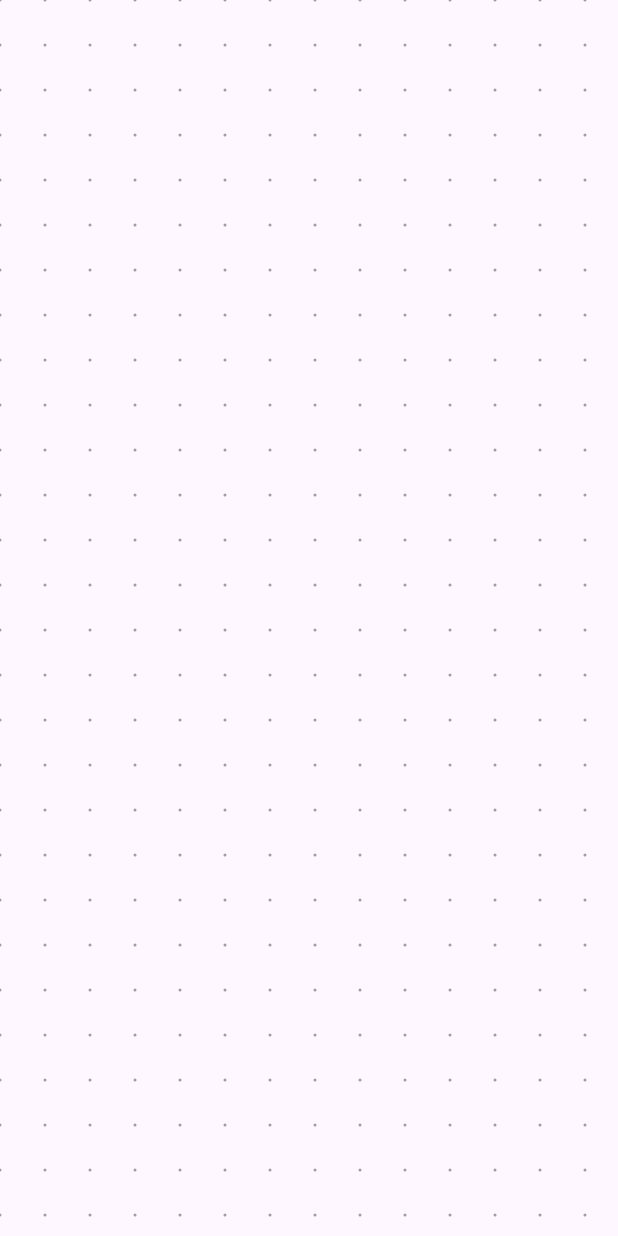
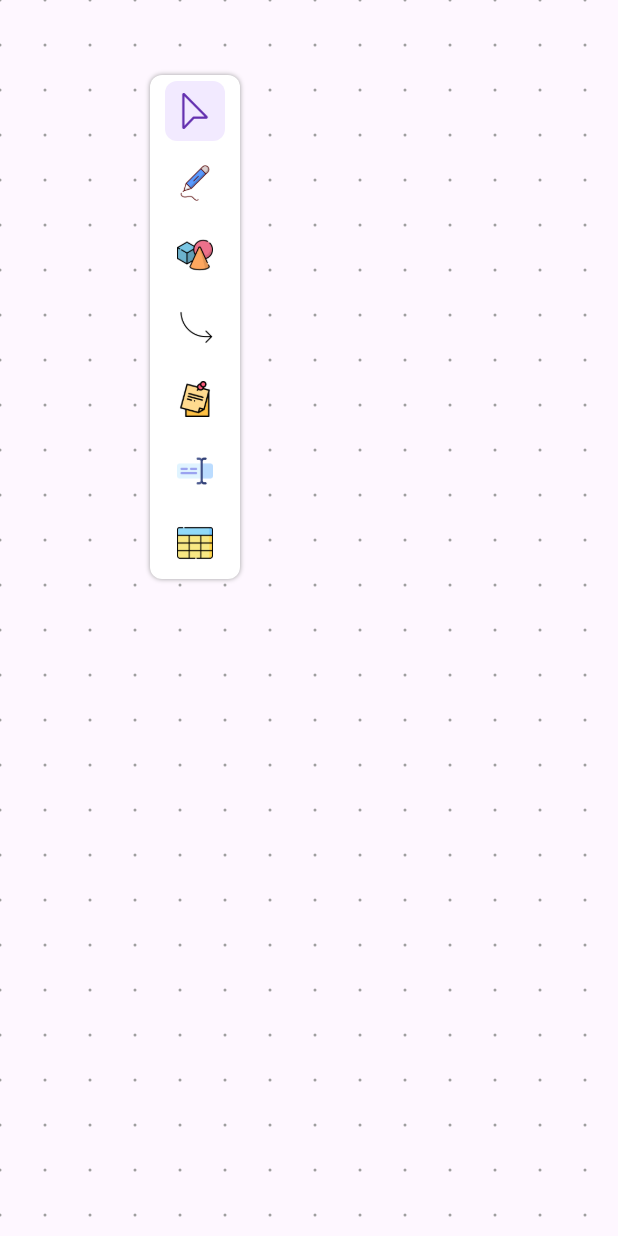
Before and after one commit to maryamabdallahhh/Drawly, a Flutter app: the screen it shows after launch, on a phone screen of 412 x 824 dp. Run offline on Flutter 3.47's test engine with Material 3 defaults, Android fonts, the light colour scheme and no system bars; our stand-ins replace cloud_firestore, firebase_core, flutter_riverpod; accounts and stored records are empty.

Commit message:
tool bar

```diff
--- a/lib/features/canvas/presentation/white_board_screen.dart
+++ b/lib/features/canvas/presentation/white_board_screen.dart
@@ -1,47 +1,45 @@
 import 'package:flutter/material.dart';
+import 'package:flutter_riverpod/flutter_riverpod.dart';
 import 'package:vivid_canvas/features/canvas/presentation/widgets/canvas_grid.dart';
+import 'package:vivid_canvas/features/canvas/presentation/widgets/tool_bar.dart';
 
-class WhiteboardScreen extends StatefulWidget {
+class WhiteboardScreen extends ConsumerStatefulWidget {
   const WhiteboardScreen({super.key});
 
   @override
-  State<WhiteboardScreen> createState() => _WhiteboardScreenState();
+  ConsumerState<WhiteboardScreen> createState() => _WhiteboardScreenState();
 }
 
-class _WhiteboardScreenState extends State<WhiteboardScreen> {
-  final TransformationController _controller = TransformationController();
+class _WhiteboardScreenState extends ConsumerState<WhiteboardScreen> {
+  late TransformationController _controller;
+
+  @override
+  void initState() {
+    super.initState();
+    _controller = TransformationController();
+  }
+
+  @override
+  void dispose() {
+    _controller.dispose();
+    super.dispose();
+  }
 
   @override
   Widget build(BuildContext context) {
     return Scaffold(
       body: Stack(
         children: [
-          // THE BACKGROUND: Always stays full-screen, but dots move
+          //   INFINITE BACKGROUND DOTS
           ValueListenableBuilder<Matrix4>(
             valueListenable: _controller,
             builder: (context, matrix, _) {
-              return CustomPaint(
-                size: Size.infinite,
-                painter: InfiniteGridPainter(matrix),
+              return Positioned.fill(
+                child: CustomPaint(painter: InfiniteGridPainter(matrix)),
               );
             },
           ),
-
-          // THE INTERACTIVE LAYER: Where your sticky notes and drawings go
-          InteractiveViewer(
-            transformationController: _controller,
-            constrained: false,
-            boundaryMargin: const EdgeInsets.all(
-              double.infinity,
-            ), // Allow infinite panning
-            minScale: 0.1,
-            maxScale: 5.0,
-            child: SizedBox(
-              width: 10000, // Make this huge so you don't hit "walls"
-              height: 10000,
-              // We leave this transparent so we see the painter behind it
-            ),
-          ),
+          Positioned(top: 50, left: 100, child: ToolBar()),
         ],
       ),
     );
--- /dev/null
+++ b/lib/features/canvas/presentation/widgets/tool_bar.dart
@@ -0,0 +1,32 @@
+import 'package:flutter/material.dart';
+import 'package:vivid_canvas/features/canvas/presentation/widgets/tool_item.dart';
+
+class ToolBar extends StatelessWidget {
+  const ToolBar({super.key});
+
+  @override
+  Widget build(BuildContext context) {
+    return Container(
+      width: 60,
+      decoration: BoxDecoration(
+        color: Colors.white,
+        borderRadius: BorderRadius.circular(8),
+        boxShadow: [BoxShadow(color: Colors.grey, blurRadius: 2)],
+      ),
+      child: Column(
+        children: [
+          ToolItem(image: 'assets/icons/selection.png', message: 'select'),
+          ToolItem(image: 'assets/icons/pencil.png', message: 'Draw'),
+          ToolItem(image: 'assets/icons/shapes.png', message: 'shapes'),
+          ToolItem(image: 'assets/icons/arrow-right.png', message: 'lines'),
+          ToolItem(
+            image: 'assets/icons/sticky-notes.png',
+            message: 'sticky notes',
+          ),
+          ToolItem(image: 'assets/icons/text-box.png', message: 'Text'),
+          ToolItem(image: 'assets/icons/table.png', message: 'Table'),
+        ],
+      ),
+    );
+  }
+}
--- /dev/null
+++ b/lib/features/canvas/presentation/widgets/tool_item.dart
@@ -0,0 +1,89 @@
+import 'package:flutter/material.dart';
+import 'package:flutter_riverpod/flutter_riverpod.dart';
+import 'package:vivid_canvas/features/canvas/providers/canvas_providers.dart';
+
+class ToolItem extends ConsumerWidget {
+  final String image;
+  final String message;
+
+  const ToolItem({super.key, required this.image, required this.message});
+
+  @override
+  Widget build(BuildContext context, WidgetRef ref) {
+    final isHovering = ref.watch(hoverStateProvider(image));
+    final selectedTool = ref.watch(selectedToolProvider);
+    final isSelected = selectedTool == image;
+    final isSelectionTool = image == 'assets/icons/selection.png';
+
+    return MouseRegion(
+      onEnter: (_) => ref.read(hoverStateProvider(image).notifier).state = true,
+      onExit: (_) => ref.read(hoverStateProvider(image).notifier).state = false,
+      child: Stack(
+        clipBehavior: Clip.none,
+        children: [
+          // Icon with hover container
+          GestureDetector(
+            onTap: () {
+              // Update the selected tool when tapped
+              ref.read(selectedToolProvider.notifier).state = image;
+            },
+            child: AnimatedContainer(
+              margin: EdgeInsets.all(4),
+              duration: Duration(milliseconds: 200),
+              padding: EdgeInsets.all(8),
+              decoration: BoxDecoration(
+                color: isSelected
+                    ? (isSelectionTool
+                          ? Color(0xFFF2EAFF) // Purple for selection tool
+                          : Color(0xffE1E4E7)) // Grey for other tools
+                    : (isHovering ? Color(0xffF2F3F5) : Colors.white),
+                borderRadius: BorderRadius.circular(8),
+              ),
+              child: Image.asset(
+                image,
+                width: 24,
+                height: 24,
+                color: (isSelectionTool && isSelected)
+                    ? Color(0xff612DAE)
+                    : null,
+              ),
+            ),
+          ),
+
+          // Tooltip that appears to the right
+          if (isHovering)
+            Positioned(
+              left: 50,
+              top: 8,
+              child: AnimatedOpacity(
+                duration: Duration(milliseconds: 200),
+                opacity: isHovering ? 1.0 : 0.0,
+                child: Container(
+                  padding: EdgeInsets.symmetric(horizontal: 12, vertical: 6),
+                  decoration: BoxDecoration(
+                    color: Colors.grey[800],
+                    borderRadius: BorderRadius.circular(4),
+                    boxShadow: [
+                      BoxShadow(
+                        color: Colors.black26,
+                        blurRadius: 4,
+                        offset: Offset(0, 2),
+                      ),
+                    ],
+                  ),
+                  child: Text(
+                    message,
+                    style: TextStyle(
+                      color: Colors.white,
+                      fontSize: 12,
+                      fontWeight: FontWeight.w500,
+                    ),
+                  ),
+                ),
+              ),
+            ),
+        ],
+      ),
+    );
+  }
+}
--- a/lib/features/canvas/providers/canvas_providers.dart
+++ b/lib/features/canvas/providers/canvas_providers.dart
@@ -10,3 +10,12 @@ final boardElementsProvider =
       final service = ref.watch(firestoreServiceProvider);
       return service.streamElements(boardId);
     });
+
+final hoverStateProvider = StateProvider.family<bool, String>(
+  (ref, toolId) => false,
+);
+
+// Provider for the selected tool (default is 'selection-tool')
+final selectedToolProvider = StateProvider<String>(
+  (ref) => 'assets/icons/selection.png',
+);
--- a/pubspec.yaml
+++ b/pubspec.yaml
@@ -36,9 +36,9 @@ flutter:
   uses-material-design: true
 
   # To add assets to your application, add an assets section, like this:
-  # assets:
-  #   - images/a_dot_burr.jpeg
-  #   - images/a_dot_ham.jpeg
+  assets:
+    - assets/icons/
+
 
   # An image asset can refer to one or more resolution-specific "variants", see
   # https://flutter.dev/to/resolution-aware-images
```
Also changed, not shown: lib/features/canvas/models/canvas_tool.dart (added, +8 -0 lines), lib/features/canvas/models/drawing_path.dart (added, +13 -0 lines), lib/features/canvas/presentation/widgets/canvas_grid.dart (+4 -4 lines), lib/features/canvas/presentation/widgets/glass_container.dart (added, +39 -0 lines), assets/icons/arrow-right.png (added), assets/icons/pencil.png (added), assets/icons/selection.png (added), assets/icons/shapes.png (added), assets/icons/sticky-notes.png (added), assets/icons/table.png (added), assets/icons/text-box.png (added), 2 other files.
